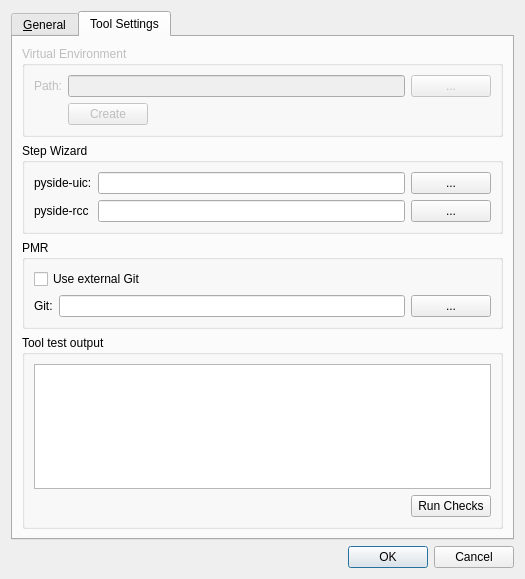
Old version of the form src/mapclient/view/managers/options/qt/optionsdialog.ui in the repository MusculoskeletalAtlasProject/mapclient.
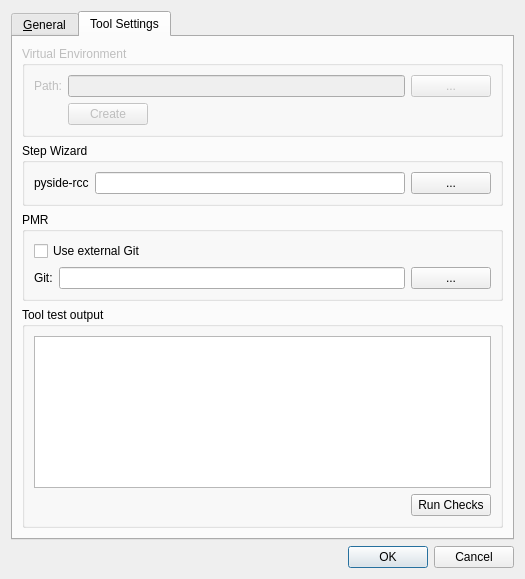
New version of the form.

Commit message: Remove uses of pyside-uic program from options and checks.

Patch:
```diff
--- a/src/mapclient/view/managers/options/qt/optionsdialog.ui
+++ b/src/mapclient/view/managers/options/qt/optionsdialog.ui
@@ -151,41 +151,20 @@
          </property>
          <layout class="QGridLayout" name="gridLayout_2">
           <item row="0" column="0">
-           <widget class="QLabel" name="label">
-            <property name="text">
-             <string>pyside-uic:</string>
-            </property>
-           </widget>
-          </item>
-          <item row="0" column="1">
-           <widget class="QLineEdit" name="lineEditPySideUIC">
-            <property name="toolTip">
-             <string>The PySide User Interface Compiler executable</string>
-            </property>
-           </widget>
-          </item>
-          <item row="0" column="2">
-           <widget class="QPushButton" name="pushButtonPySideUIC">
-            <property name="text">
-             <string>...</string>
-            </property>
-           </widget>
-          </item>
-          <item row="1" column="0">
            <widget class="QLabel" name="label_2">
             <property name="text">
              <string>pyside-rcc</string>
             </property>
            </widget>
           </item>
-          <item row="1" column="1">
+          <item row="0" column="1">
            <widget class="QLineEdit" name="lineEditPySideRCC">
             <property name="toolTip">
              <string>The PySide Resource Compiler executable.</string>
             </property>
            </widget>
           </item>
-          <item row="1" column="2">
+          <item row="0" column="2">
            <widget class="QPushButton" name="pushButtonPySideRCC">
             <property name="text">
              <string>...</string>
```
The commit also changes 4 other files.
